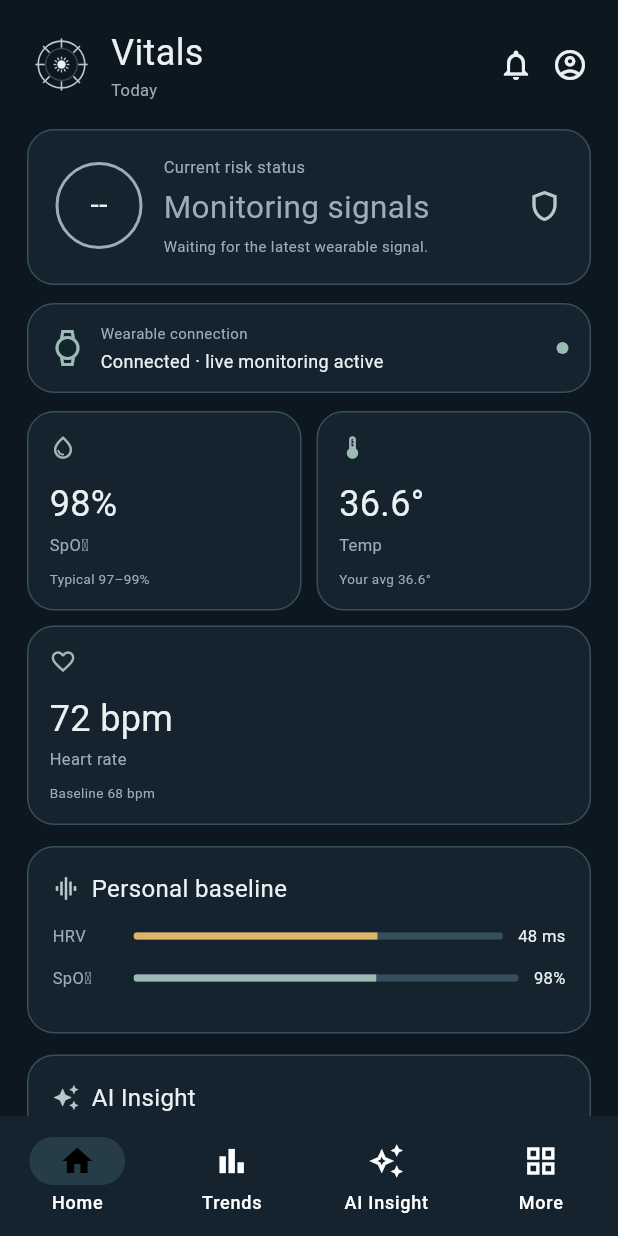
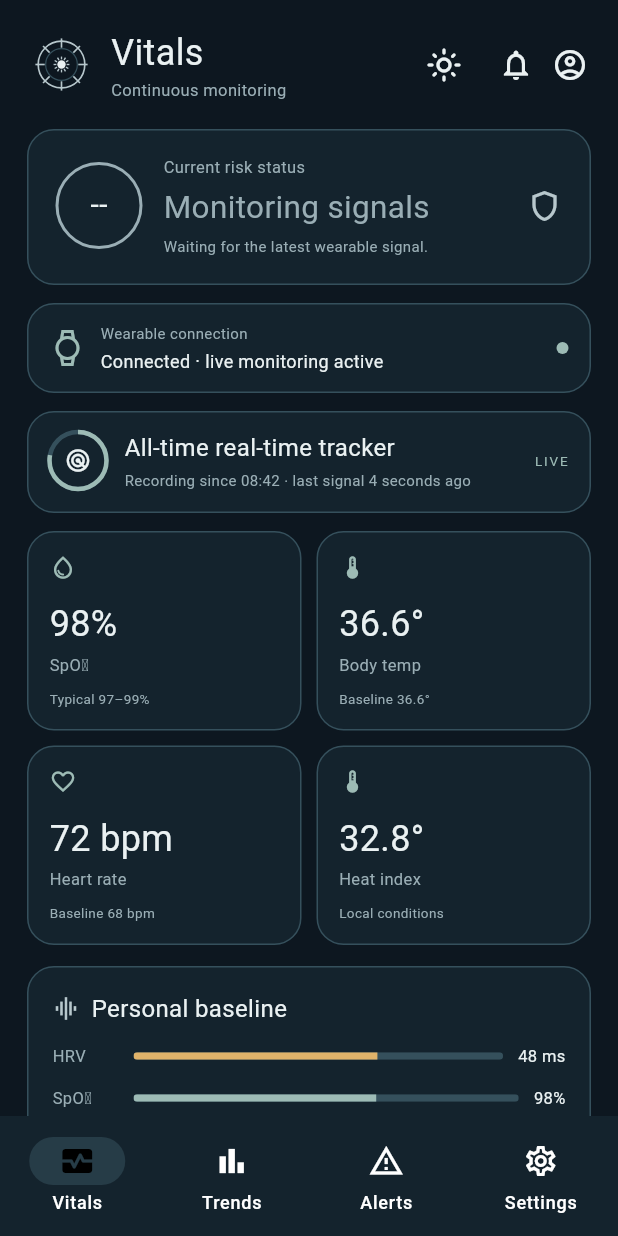
Before and after one commit to shagun-coder/aiHealthCare, a Flutter app: the HomeShell screen opened directly, on a phone screen of 412 x 824 dp. Run offline on Flutter 3.47's test engine with Material 3 defaults, Android fonts, the phone set to English and light mode, and no system bars; Roboto replaces fonts that are missing (Georgia).

Commit message:
Update monitoring themes and safety views

```diff
--- a/lib/main.dart
+++ b/lib/main.dart
@@ -419,14 +419,17 @@ class HomeShell extends StatefulWidget {
 class _HomeShellState extends State<HomeShell> {
   final controller = VitalsController();
   int index = 0;
+  bool dayMode = false;
   bool wearableConnected = true;
 
   final pages = const [
     DashboardPage(),
     TrendsPage(),
-    InsightPage(),
+    AlertsPage(),
     SettingsPage(),
   ];
+
+  void toggleDayMode() => setState(() => dayMode = !dayMode);
 
   @override
   void initState() {
@@ -445,7 +448,7 @@ class _HomeShellState extends State<HomeShell> {
     return AnimatedBuilder(
       animation: controller,
       builder: (context, _) {
-        return Scaffold(
+        final content = Scaffold(
           body: pages[index],
           bottomNavigationBar: NavigationBar(
             selectedIndex: index,
@@ -453,13 +456,25 @@ class _HomeShellState extends State<HomeShell> {
             backgroundColor: VitalsColors.surface,
             indicatorColor: VitalsColors.border.withOpacity(.55),
             destinations: const [
-              NavigationDestination(icon: Icon(Icons.home_outlined), selectedIcon: Icon(Icons.home), label: 'Home'),
+              NavigationDestination(icon: Icon(Icons.monitor_heart_outlined), selectedIcon: Icon(Icons.monitor_heart), label: 'Vitals'),
               NavigationDestination(icon: Icon(Icons.bar_chart_outlined), selectedIcon: Icon(Icons.bar_chart), label: 'Trends'),
-              NavigationDestination(icon: Icon(Icons.auto_awesome_outlined), selectedIcon: Icon(Icons.auto_awesome), label: 'AI Insight'),
-              NavigationDestination(icon: Icon(Icons.grid_view_outlined), selectedIcon: Icon(Icons.grid_view), label: 'More'),
+              NavigationDestination(icon: Icon(Icons.warning_amber_outlined), selectedIcon: Icon(Icons.warning_amber), label: 'Alerts'),
+              NavigationDestination(icon: Icon(Icons.settings_outlined), selectedIcon: Icon(Icons.settings), label: 'Settings'),
             ],
           ),
         );
+
+        return dayMode
+            ? ColorFiltered(
+                colorFilter: const ColorFilter.matrix([
+                  -.80, -.10, -.10, 0, 255,
+                  -.65, -.25, -.10, 0, 250,
+                  -.45, -.25, -.30, 0, 242,
+                  0, 0, 0, 1, 0,
+                ]),
+                child: content,
+              )
+            : content;
       },
     );
   }
@@ -481,7 +496,7 @@ class DashboardPage extends StatelessWidget {
     return SafeArea(
       child: CustomScrollView(
         slivers: [
-          const SliverToBoxAdapter(child: PageHeader(title: 'Vitals', subtitle: 'Today')),
+          const SliverToBoxAdapter(child: PageHeader(title: 'Vitals', subtitle: 'Continuous monitoring')),
           SliverPadding(
             padding: const EdgeInsets.fromLTRB(18, 4, 18, 20),
             sliver: SliverList(
@@ -490,17 +505,21 @@ class DashboardPage extends StatelessWidget {
                 const SizedBox(height: 12),
                 WearableStatusCard(connected: state.wearableConnected),
                 const SizedBox(height: 12),
+                const RealTimeTrackerCard(),
+                const SizedBox(height: 12),
                 Row(
                   children: [
                     Expanded(child: MetricCard(icon: Icons.water_drop_outlined, label: 'SpO₂', value: '${v.spo2}%', baseline: 'Typical 97–99%')),
                     const SizedBox(width: 10),
-                    Expanded(child: MetricCard(icon: Icons.thermostat_outlined, label: 'Temp', value: '${v.temperature.toStringAsFixed(1)}°', baseline: 'Your avg ${c.baseline.temperature.toStringAsFixed(1)}°')),
+                    Expanded(child: MetricCard(icon: Icons.thermostat_outlined, label: 'Body temp', value: '${v.temperature.toStringAsFixed(1)}°', baseline: 'Baseline ${c.baseline.temperature.toStringAsFixed(1)}°')),
                   ],
                 ),
                 const SizedBox(height: 10),
                 Row(
                   children: [
                     Expanded(child: MetricCard(icon: Icons.favorite_outline, label: 'Heart rate', value: '${v.heartRate} bpm', baseline: 'Baseline ${c.baseline.heartRate.round()} bpm')),
+                    const SizedBox(width: 10),
+                    Expanded(child: MetricCard(icon: Icons.device_thermostat_outlined, label: 'Heat index', value: '32.8°', baseline: 'Local conditions')),
                   ],
                 ),
                 const SizedBox(height: 14),
@@ -540,8 +559,8 @@ class DashboardPage extends StatelessWidget {
 // AI INSIGHT
 // -----------------------------------------------------------------------------
 
-class InsightPage extends StatelessWidget {
-  const InsightPage({super.key});
+class AlertsPage extends StatelessWidget {
+  const AlertsPage({super.key});
 
   @override
   Widget build(BuildContext context) {
@@ -552,7 +571,7 @@ class InsightPage extends StatelessWidget {
     return SafeArea(
       child: CustomScrollView(
         slivers: [
-          const SliverToBoxAdapter(child: PageHeader(title: 'AI Insight', subtitle: 'On-device risk analysis')),
+          const SliverToBoxAdapter(child: PageHeader(title: 'Alerts', subtitle: 'Public safety and local conditions')),
           SliverPadding(
             padding: const EdgeInsets.fromLTRB(18, 6, 18, 24),
             sliver: SliverList(
@@ -564,7 +583,7 @@ class InsightPage extends StatelessWidget {
                       const CelestialLogo(size: 74),
                       const SizedBox(height: 16),
                       Text(
-                        p?.headline ?? 'Analyzing your signals…',
+                        p?.headline ?? 'Monitoring your live signals…',
                         textAlign: TextAlign.center,
                         style: const TextStyle(
                           fontFamily: 'Georgia',
@@ -575,7 +594,7 @@ class InsightPage extends StatelessWidget {
                       ),
                       const SizedBox(height: 10),
                       const Text(
-                        'Your AI compares current signals against your personal baseline rather than a population average.',
+                        'Local safety alerts and your live vitals are shown together so you can act before conditions worsen.',
                         textAlign: TextAlign.center,
                         style: TextStyle(color: VitalsColors.muted, fontSize: 12, height: 1.5),
                       ),
@@ -599,10 +618,19 @@ class InsightPage extends StatelessWidget {
                     child: Column(
                       crossAxisAlignment: CrossAxisAlignment.start,
                       children: [
-                        const SectionTitle(icon: Icons.insights_outlined, title: 'Key factors'),
+                        const SectionTitle(icon: Icons.warning_amber_outlined, title: 'Government alerts'),
                         const SizedBox(height: 8),
-                        ...p.factors.map(
-                          (factor) => FactorRow(factor: factor),
+                        const PublicAlertRow(
+                          title: 'Heatwave advisory',
+                          source: 'District disaster management authority',
+                          detail: 'Stay hydrated, limit outdoor exposure from 12:00–16:00.',
+                          severity: 'HIGH',
+                        ),
+                        const PublicAlertRow(
+                          title: 'Air quality notice',
+                          source: 'National air quality feed',
+                          detail: 'Reduce prolonged outdoor activity while the index is elevated.',
+                          severity: 'WATCH',
                         ),
                       ],
                     ),
@@ -616,7 +644,7 @@ class InsightPage extends StatelessWidget {
                       SizedBox(width: 12),
                       Expanded(
                         child: Text(
-                          'Powered by on-device AI. Sensor data used for prediction can remain on the watch instead of being sent to the cloud.',
+                          'Core vitals tracking remains on-device. Government alerts require a network feed and show the source and last sync time.',
                           style: TextStyle(color: VitalsColors.muted, fontSize: 11, height: 1.5),
                         ),
                       ),
@@ -625,7 +653,7 @@ class InsightPage extends StatelessWidget {
                 ),
                 const SizedBox(height: 14),
                 const Text(
-                  'Risk status is informational and is not a medical diagnosis.',
+                  'Alerts are informational. Follow official emergency guidance and seek help when required.',
                   textAlign: TextAlign.center,
                   style: TextStyle(color: VitalsColors.muted, fontSize: 10),
                 ),
@@ -659,7 +687,7 @@ class _TrendsPageState extends State<TrendsPage> {
     return SafeArea(
       child: CustomScrollView(
         slivers: [
-          const SliverToBoxAdapter(child: PageHeader(title: 'Trends', subtitle: 'Personal history')),
+          const SliverToBoxAdapter(child: PageHeader(title: 'Patterns', subtitle: 'Vitals and environment over time')),
           SliverPadding(
             padding: const EdgeInsets.fromLTRB(18, 4, 18, 20),
             sliver: SliverList(
@@ -716,7 +744,7 @@ class SettingsPage extends StatelessWidget {
     return SafeArea(
       child: CustomScrollView(
         slivers: [
-          const SliverToBoxAdapter(child: PageHeader(title: 'Settings', subtitle: 'Your Vitals system')),
+          const SliverToBoxAdapter(child: PageHeader(title: 'Settings', subtitle: 'Accessibility and monitoring')),
           SliverPadding(
             padding: const EdgeInsets.fromLTRB(18, 4, 18, 24),
             sliver: SliverList(
@@ -737,12 +765,13 @@ class SettingsPage extends StatelessWidget {
                 SettingsTile(icon: Icons.shield_outlined, title: 'Security', onTap: () {}),
                 SettingsTile(icon: Icons.watch_outlined, title: 'Device', onTap: () {}),
                 SettingsTile(icon: Icons.notifications_none, title: 'Notifications', onTap: () {}),
-                SettingsTile(icon: Icons.auto_awesome_outlined, title: 'AI & Personalization', onTap: () {}),
+                SettingsTile(icon: Icons.public_outlined, title: 'Government alert sources', onTap: () {}),
                 SettingsTile(icon: Icons.help_outline, title: 'Help & Support', onTap: () {}),
+                ThemeModeTile(),
                 const SizedBox(height: 20),
                 const SectionCard(
                   child: Text(
-                    'Vitals\nA healthier tomorrow, predicted today.',
+                    'Vitals\nLive signals. Local conditions. Earlier action.',
                     textAlign: TextAlign.center,
                     style: TextStyle(
                       fontFamily: 'Georgia',
@@ -793,6 +822,16 @@ class PageHeader extends StatelessWidget {
             ],
           ),
           const Spacer(),
+          Builder(
+            builder: (context) {
+              final shell = context.findAncestorStateOfType<_HomeShellState>();
+              return IconButton(
+                tooltip: shell?.dayMode == true ? 'Switch to night theme' : 'Switch to day theme',
+                onPressed: shell?.toggleDayMode,
+                icon: Icon(shell?.dayMode == true ? Icons.dark_mode_outlined : Icons.light_mode_outlined, color: VitalsColors.ivory),
+              );
+            },
+          ),
           IconButton(
             tooltip: 'Notifications',
             onPressed: () {
@@ -830,6 +869,98 @@ class SectionCard extends StatelessWidget {
         border: Border.all(color: VitalsColors.border),
       ),
       child: child,
+    );
+  }
+}
+
+class RealTimeTrackerCard extends StatelessWidget {
+  const RealTimeTrackerCard({super.key});
+
+  @override
+  Widget build(BuildContext context) {
+    return SectionCard(
+      padding: const EdgeInsets.fromLTRB(14, 12, 14, 14),
+      child: Row(
+        children: [
+          Stack(
+            alignment: Alignment.center,
+            children: [
+              SizedBox(width: 38, height: 38, child: CircularProgressIndicator(value: .78, strokeWidth: 3, backgroundColor: VitalsColors.border, valueColor: const AlwaysStoppedAnimation(VitalsColors.sage))),
+              const Icon(Icons.radar_outlined, size: 18, color: VitalsColors.ivory),
+            ],
+          ),
+          const SizedBox(width: 12),
+          const Expanded(
+            child: Column(
+              crossAxisAlignment: CrossAxisAlignment.start,
+              children: [
+                Text('All-time real-time tracker', style: TextStyle(fontFamily: 'Georgia', fontSize: 16, color: VitalsColors.ivory)),
+                SizedBox(height: 3),
+                Text('Recording since 08:42 · last signal 4 seconds ago', style: TextStyle(color: VitalsColors.muted, fontSize: 10)),
+              ],
+            ),
+          ),
+          const Text('LIVE', style: TextStyle(color: VitalsColors.sage, fontSize: 9, letterSpacing: 1.2)),
+        ],
+      ),
+    );
+  }
+}
+
+class PublicAlertRow extends StatelessWidget {
+  final String title;
+  final String source;
+  final String detail;
+  final String severity;
+
+  const PublicAlertRow({super.key, required this.title, required this.source, required this.detail, required this.severity});
+
+  @override
+  Widget build(BuildContext context) {
+    final high = severity == 'HIGH';
+    return Padding(
+      padding: const EdgeInsets.only(bottom: 14),
+      child: Row(
+        crossAxisAlignment: CrossAxisAlignment.start,
+        children: [
+          Icon(high ? Icons.warning_amber_rounded : Icons.info_outline, color: high ? VitalsColors.warning : VitalsColors.sage, size: 19),
+          const SizedBox(width: 10),
+          Expanded(
+            child: Column(
+              crossAxisAlignment: CrossAxisAlignment.start,
+              children: [
+                Row(children: [Expanded(child: Text(title, style: const TextStyle(color: VitalsColors.ivory, fontSize: 12))), Text(severity, style: TextStyle(color: high ? VitalsColors.warning : VitalsColors.sage, fontSize: 9, letterSpacing: 1.1))]),
+                const SizedBox(height: 3),
+                Text(source, style: const TextStyle(color: VitalsColors.muted, fontSize: 9)),
+                const SizedBox(height: 3),
+                Text(detail, style: const TextStyle(color: VitalsColors.muted, fontSize: 10, height: 1.4)),
+              ],
+            ),
+          ),
+        ],
+      ),
+    );
+  }
+}
+
+class ThemeModeTile extends StatelessWidget {
+  const ThemeModeTile({super.key});
+
+  @override
+  Widget build(BuildContext context) {
+    final shell = context.findAncestorStateOfType<_HomeShellState>();
+    final dayMode = shell?.dayMode ?? false;
+    return Padding(
+      padding: const EdgeInsets.only(bottom: 8),
+      child: SectionCard(
+        padding: EdgeInsets.zero,
+        child: ListTile(
+          leading: Icon(dayMode ? Icons.light_mode_outlined : Icons.dark_mode_outlined, color: VitalsColors.gold),
+          title: const Text('Day / night accessibility theme', style: TextStyle(color: VitalsColors.ivory, fontSize: 13)),
+          subtitle: Text(dayMode ? 'Day: beige-black' : 'Night: dark navy-silver', style: const TextStyle(color: VitalsColors.muted, fontSize: 10)),
+          trailing: Switch(value: dayMode, onChanged: shell == null ? null : (_) => shell.toggleDayMode()),
+        ),
+      ),
     );
   }
 }
@@ -1146,7 +1277,7 @@ class AiPreviewCard extends StatelessWidget {
       child: Column(
         crossAxisAlignment: CrossAxisAlignment.start,
         children: [
-          const SectionTitle(icon: Icons.auto_awesome, title: 'AI Insight'),
+          const SectionTitle(icon: Icons.monitor_heart_outlined, title: 'Live signal summary'),
           const SizedBox(height: 12),
           Text(
             prediction?.headline ?? 'Analyzing your signals…',
@@ -1515,7 +1646,7 @@ class AiLearningCard extends StatelessWidget {
             child: Column(
               crossAxisAlignment: CrossAxisAlignment.start,
               children: [
-                const Text('AI explains your pattern', style: TextStyle(fontFamily: 'Georgia', fontSize: 17, color: VitalsColors.ivory)),
+                const Text('Signal interpretation', style: TextStyle(fontFamily: 'Georgia', fontSize: 17, color: VitalsColors.ivory)),
                 const SizedBox(height: 7),
                 Text(message, style: const TextStyle(color: VitalsColors.muted, fontSize: 11, height: 1.5)),
                 const SizedBox(height: 10),
@@ -1526,7 +1657,7 @@ class AiLearningCard extends StatelessWidget {
                     );
                   },
                   icon: const Icon(Icons.menu_book_outlined, size: 16),
-                  label: const Text('Learn more about your signals'),
+                  label: const Text('Learn more about this pattern'),
                   style: TextButton.styleFrom(foregroundColor: VitalsColors.gold, padding: EdgeInsets.zero),
                 ),
               ],
```
Also changed, not shown: 1 other file.
